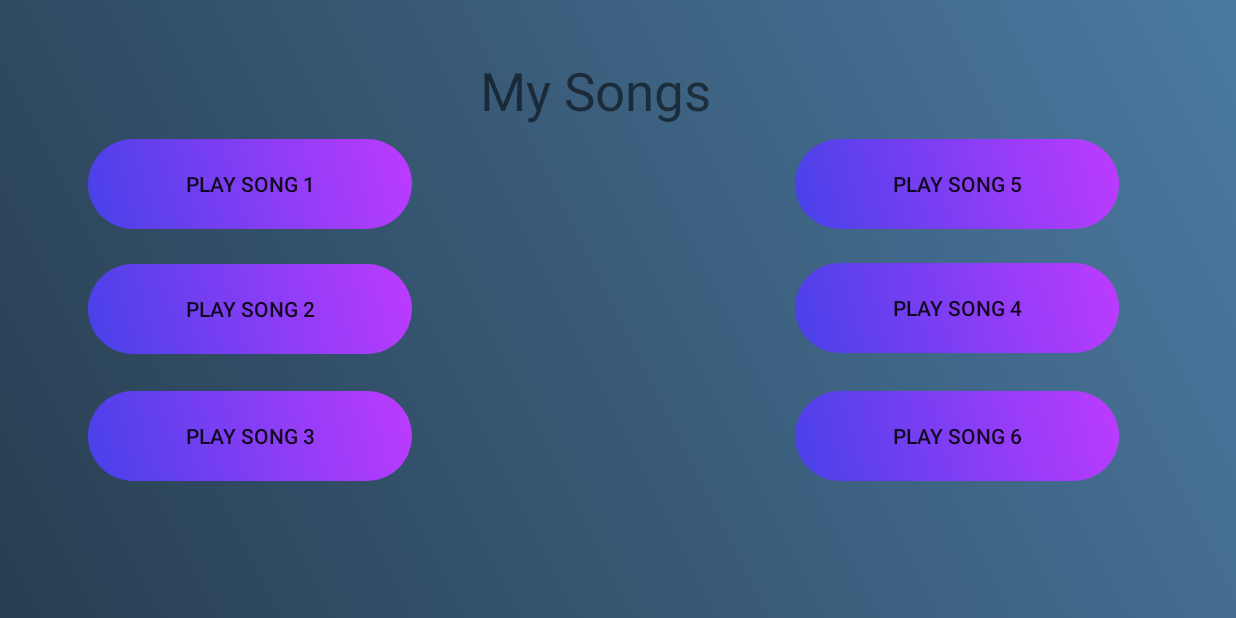
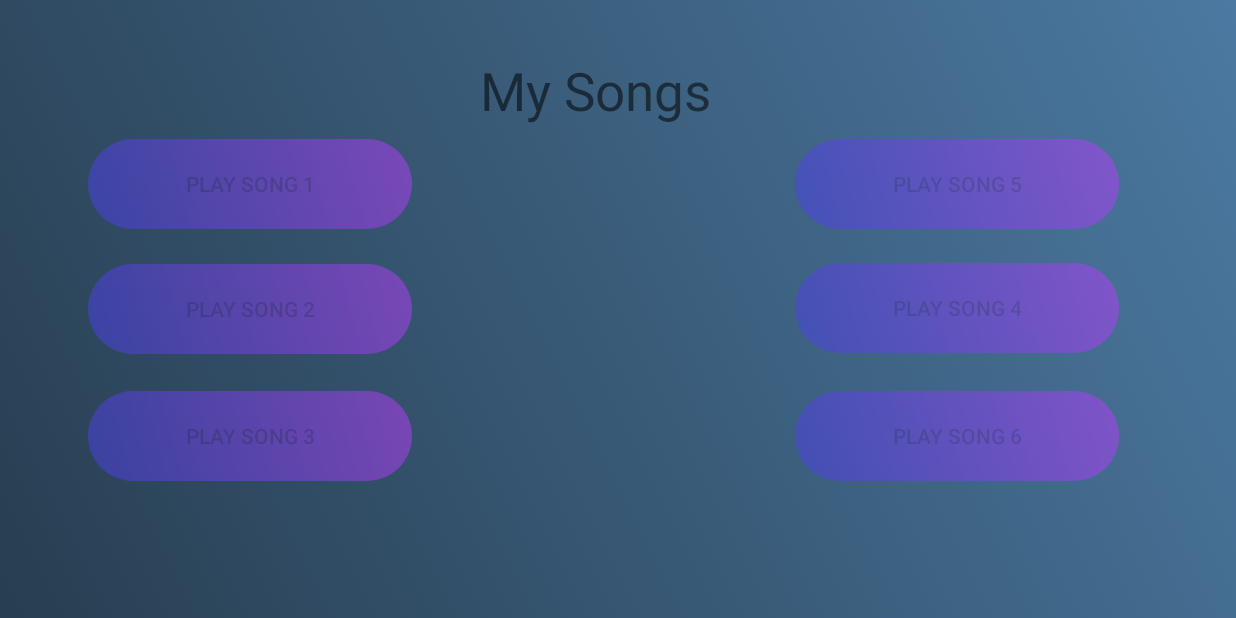
Before and after one commit to Ornella-Gigante/MelodyKeys, an Android app: the PlayingActivity screen opened directly, with no data from a screen before it, on a phone screen of 824 x 412 dp (held sideways). Run offline under Robolectric (Android 15) with nearby library versions, the phone set to English and light mode, and no system bars.

```diff
--- a/app/src/main/java/es/ifp/melodykeys/PlayingActivity.java
+++ b/app/src/main/java/es/ifp/melodykeys/PlayingActivity.java
@@ -116,6 +116,9 @@ public class PlayingActivity extends AppCompatActivity {
 
         // Verify existence of files at startup
         checkAllFiles();
+
+        // Verify existence of files at startup and update button states
+        updateButtonStates();
     }
 
     /**
@@ -391,6 +394,40 @@ public class PlayingActivity extends AppCompatActivity {
         }
     }
 
+
+
+    /**
+     * Updates the visual state of buttons based on file availability
+     */
+    private void updateButtonStates() {
+        // Check each file and update button appearance accordingly
+        boolean file1Exists = new File(mFilename1).exists() && new File(mFilename1).length() > 0;
+        boolean file2Exists = new File(mFilename2).exists() && new File(mFilename2).length() > 0;
+        boolean file3Exists = new File(mFilename3).exists() && new File(mFilename3).length() > 0;
+        boolean file4Exists = new File(mFilename4).exists() && new File(mFilename4).length() > 0;
+        boolean file5Exists = new File(mFilename5).exists() && new File(mFilename5).length() > 0;
+        boolean file6Exists = new File(mFilename6).exists() && new File(mFilename6).length() > 0;
+
+        // Update button appearance based on file existence
+        record1.setEnabled(file1Exists);
+        record2.setEnabled(file2Exists);
+        record3.setEnabled(file3Exists);
+        record4.setEnabled(file4Exists);
+        record5.setEnabled(file5Exists);
+        record6.setEnabled(file6Exists);
+
+        // Optional: Set alpha for disabled buttons to visually indicate status
+        record1.setAlpha(file1Exists ? 1.0f : 0.5f);
+        record2.setAlpha(file2Exists ? 1.0f : 0.5f);
+        record3.setAlpha(file3Exists ? 1.0f : 0.5f);
+        record4.setAlpha(file4Exists ? 1.0f : 0.5f);
+        record5.setAlpha(file5Exists ? 1.0f : 0.5f);
+        record6.setAlpha(file6Exists ? 1.0f : 0.5f);
+
+        Log.d(TAG, "Button states updated based on file existence");
+    }
+
+
     /**
      * Stops playback and releases resources
      */
@@ -474,5 +511,9 @@ public class PlayingActivity extends AppCompatActivity {
             shineAnimator.cancel();
             shineAnimator = null;
         }
+
+
     }
+
+
 }
```
Also changed, not shown: app/src/main/java/es/ifp/melodykeys/MainActivity.java (+20 -13 lines).
